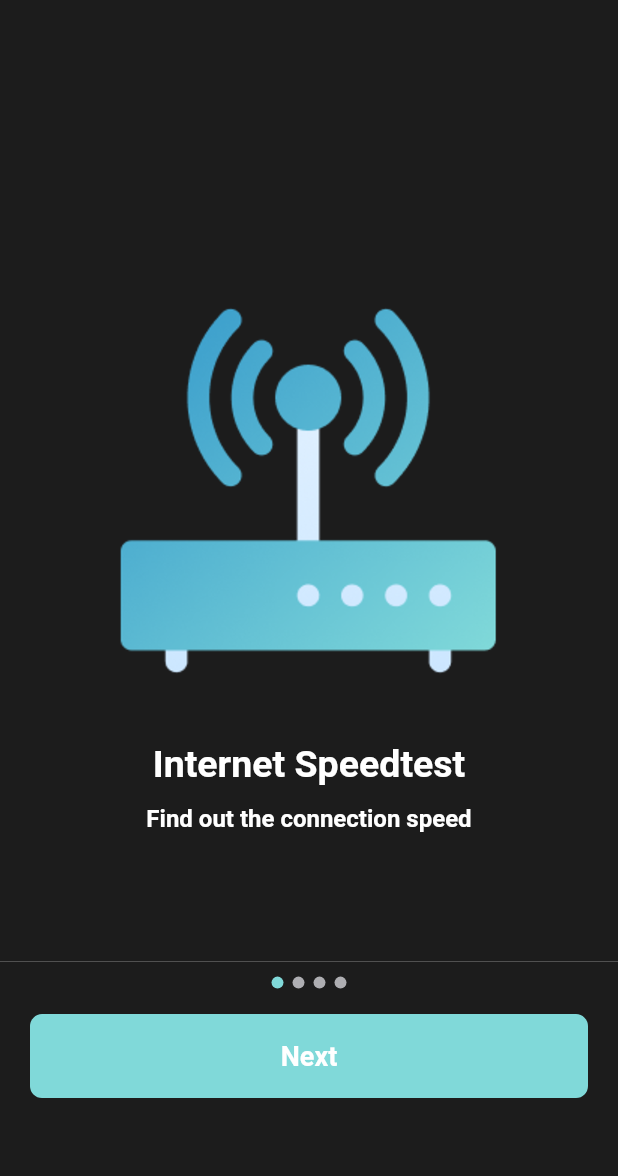
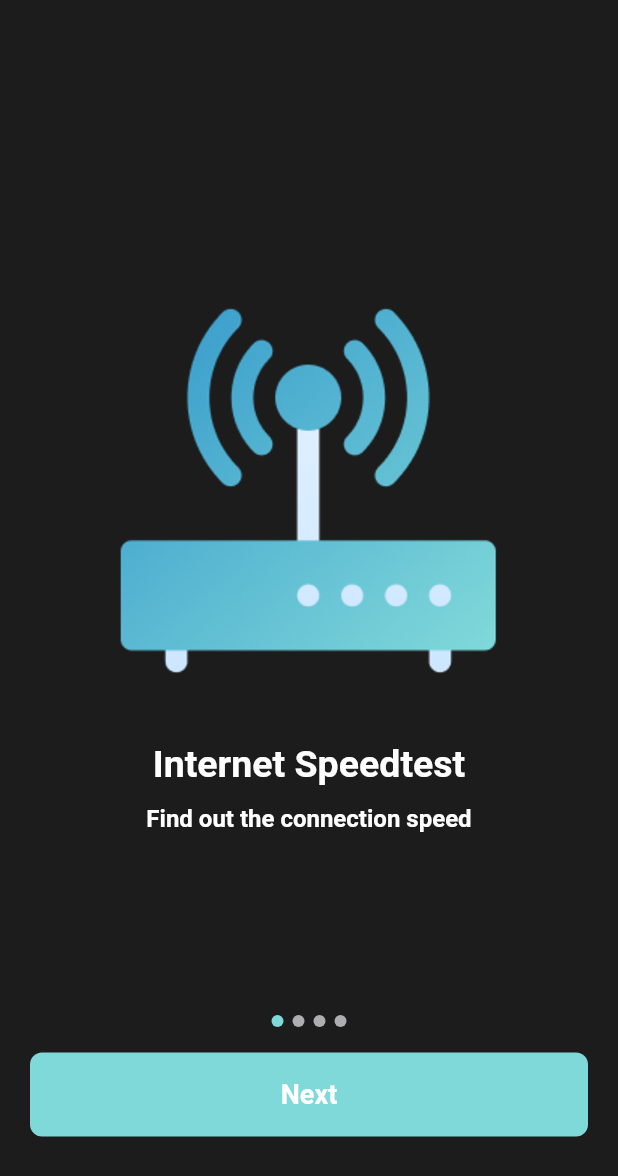
Before and after one commit to GhostuSs/wifi_speedometer, a Flutter app: the screen it shows after launch, on a phone screen of 412 x 824 dp. Shown: the top 1176 px of the screen. Run offline on Flutter 3.47's test engine with Material 2 defaults, Android fonts, the light colour scheme and no system bars; our stand-ins replace flutter_rating_bar; Roboto replaces fonts that are missing (OpenSans-Bold, OpenSans-SemiBold); project files that could hold a hidden picture were left out.

Commit message:
'disabledLine between btns and body'

```diff
--- a/lib/presentation/components/onboarding/sliderTile.dart
+++ b/lib/presentation/components/onboarding/sliderTile.dart
@@ -15,6 +15,7 @@ class SliderTile extends StatelessWidget{
   Widget build(BuildContext context) {
     return Center(
       child: Container(
+        color: kDarkGrey,
         child: Column(
           mainAxisSize: MainAxisSize.min,
           children: [
--- a/lib/presentation/screens/onboarding/onboardingInternetSpeedTest.dart
+++ b/lib/presentation/screens/onboarding/onboardingInternetSpeedTest.dart
@@ -35,6 +35,8 @@ class _OnBoardingScreen extends State<OnBoardingScreen> {
             icon: Icon(CupertinoIcons.clear),
             splashColor: kDarkGrey,
             hoverColor: kDarkGrey,
+            highlightColor: kDarkGrey,
+            splashRadius: 0.5,
             color: kWhite,
             iconSize: 24.0,
           ),
@@ -52,7 +54,8 @@ class _OnBoardingScreen extends State<OnBoardingScreen> {
               );
           }
       ),
-          bottomSheet: currentIndex != slides.length ? btmSheet(false,'Next',onNext) : btmSheet(true,'Continue',onContinue),
+      floatingActionButton: currentIndex != slides.length ? btmSheet(false,'Next',onNext) : btmSheet(true,'Continue',onContinue),
+      floatingActionButtonLocation: FloatingActionButtonLocation.centerDocked,
     );
   }
   Future<void> onNext() async {
@@ -69,11 +72,7 @@ class _OnBoardingScreen extends State<OnBoardingScreen> {
   }
 Widget btmSheet(bool isLast,String text,onPressed){
     return Container(
-        padding: isLast
-            ? EdgeInsets.only(bottom: MediaQuery.of(context).size.height*0.05)
-            : EdgeInsets.only(bottom: MediaQuery.of(context).size.height*0.08),
         decoration: BoxDecoration(
-          border: Border(top: BorderSide(color: kDarkGrey,width: 3.0)),
           color: kDarkGrey,
         ),
         child: Column(
@@ -162,11 +161,15 @@ Widget btmSheet(bool isLast,String text,onPressed){
                 )
               ],
             )
-                :Text('')
+                :Text(''),
+            SizedBox(height: isLast
+                ? MediaQuery.of(context).size.height*0.0175
+                : MediaQuery.of(context).size.height*0.049)
           ],
         )
     );
 }
+
 Widget pageIndexIndicator(bool isCurrentPage) {
     return Padding(
       padding: EdgeInsets.symmetric(horizontal: 3.0, vertical: 7.0),
```
Also changed, not shown: lib/presentation/screens/wifipass/wifiScreen.dart (+46 -45 lines).
